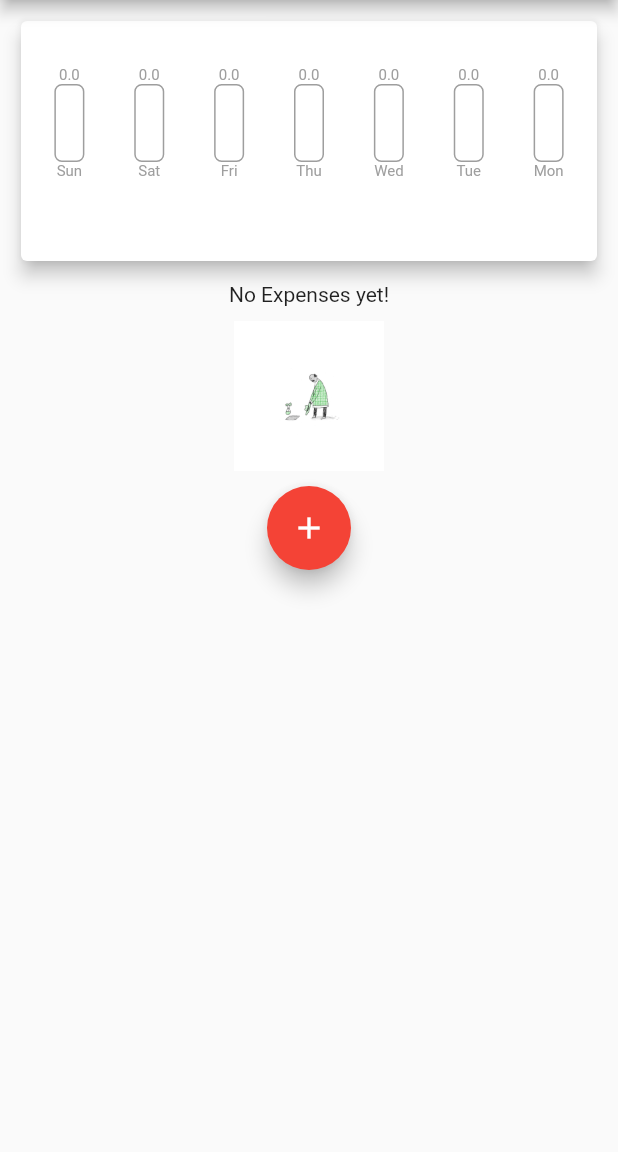
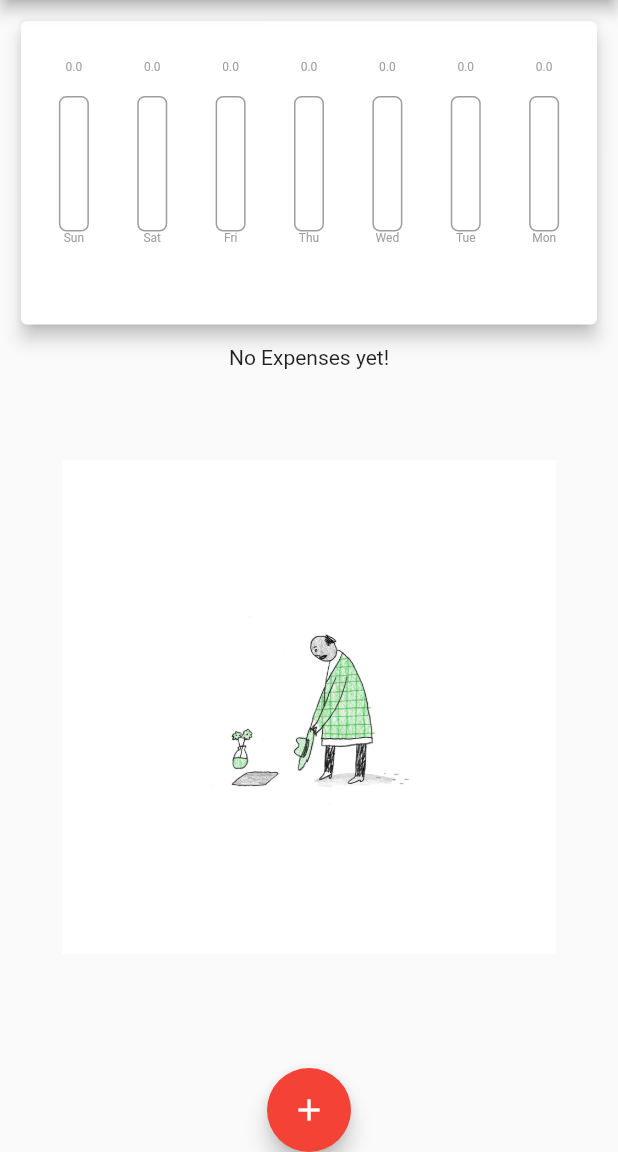
Before and after one commit to UltimateBlue/MobileApps, a Flutter app: the screen it shows after launch, on a phone screen of 412 x 824 dp, the part 84-1236 px from its top. Run offline on Flutter 3.47's test engine with Material 2 defaults, Android fonts, the phone set to English and light mode, and no system bars.

Commit message:
making app responsive part one

```diff
--- a/personal_expenses/lib/bar.dart
+++ b/personal_expenses/lib/bar.dart
@@ -1,4 +1,5 @@
 import 'package:flutter/material.dart';
+import 'package:flutter/rendering.dart';
 
 class Bar extends StatelessWidget {
   final Map barValue;
@@ -13,10 +14,11 @@ class Bar extends StatelessWidget {
   @override
   Widget build(BuildContext context) {
     if (total == 0) total = 1;
+    return LayoutBuilder(builder: (context, constraints) {
       return Container(
-      margin: EdgeInsets.all(10),
+        margin: EdgeInsets.all(6),
         width: 22,
-      height: 100,
+        height: constraints.maxHeight - 12,
         child: Column(
           mainAxisAlignment: MainAxisAlignment.start,
           crossAxisAlignment: CrossAxisAlignment.center,
@@ -24,20 +26,20 @@ class Bar extends StatelessWidget {
             FittedBox(
               child: Text(
                 barValue['amount'].toStringAsFixed(1),
-              style: TextStyle(fontSize: 10, color: Colors.grey),
+                style: TextStyle(fontSize: 8, color: Colors.grey),
                 overflow: TextOverflow.ellipsis,
               ),
             ),
             Container(
               width: 20,
-            // height: 52,
+              height: (constraints.maxHeight - 12) * .7,
               // decoration: BoxDecoration(border: Border.all(color: Colors.grey)),
               child: Stack(
                 alignment: AlignmentDirectional.bottomStart,
                 children: [
                   Container(
                     width: 20,
-                  height: 52,
+                    height: (constraints.maxHeight - 12) * .6,
                     decoration: BoxDecoration(
                         border: Border.all(color: Colors.grey),
                         borderRadius: BorderRadius.circular(5)),
@@ -45,16 +47,18 @@ class Bar extends StatelessWidget {
                   ),
                   Container(
                     padding: const EdgeInsets.all(1),
-                  child: Container(
                     // padding: EdgeInsets.all(1),
                     width: 20,
-                    height: barValue['amount'] * 50 / total,
+                    height: barValue['amount'] *
+                        (constraints.maxHeight - 12) *
+                        .6 /
+                        total,
                     decoration: BoxDecoration(
                       color: Colors.amber[300],
                       borderRadius: BorderRadius.only(
                         bottomLeft: Radius.circular(5),
                         bottomRight: Radius.circular(5),
-                        )),
+                      ),
                     ),
                   ),
                 ],
@@ -62,10 +66,11 @@ class Bar extends StatelessWidget {
             ),
             Text(
               barValue['day'],
-            style: TextStyle(fontSize: 10, color: Colors.grey),
+              style: TextStyle(fontSize: 8, color: Colors.grey),
             ),
           ],
         ),
       );
+    });
   }
 }
--- a/personal_expenses/lib/exp_list.dart
+++ b/personal_expenses/lib/exp_list.dart
@@ -9,19 +9,24 @@ class ExpList extends StatelessWidget {
 
   @override
   Widget build(BuildContext context) {
+    // itemCount: _transactions.length;
+
     return _transactions.isEmpty
-        ? Column(
+        ? LayoutBuilder(builder: (context, constrains) {
+            return Column(
               children: [
                 const Text("No Expenses yet!"),
                 Container(
                     margin: const EdgeInsets.all(10),
-                height: 100,
-                child: Image.asset('assets/images/s.jpg'),
-              ),
+                    height: constrains.maxHeight * .8,
+                    width: constrains.maxWidth * .8,
+                    child: Image.asset('assets/images/s.jpg',
+                        fit: BoxFit.contain)),
               ],
-          )
-        : Flexible(
-            child: ListView.builder(
+            );
+          })
+        : ListView.builder(
+            itemCount: _transactions.length,
             itemBuilder: (context, index) {
               return Card(
                 elevation: 5,
@@ -53,6 +58,10 @@ class ExpList extends StatelessWidget {
                         onPressed: () => _removeItem(_transactions[index].id),
                         child: Icon(Icons.delete)),
                   ),
+                ),
+              );
+            },
+          );
 
     /*
                     child: Container(
@@ -104,11 +113,7 @@ class ExpList extends StatelessWidget {
                       ),
                     ),
     */
-                  ),
-                );
-              },
-              itemCount: _transactions.length,
-            ),
+
     /*     child: SingleChildScrollView(
         child: Column(
           children: _transactions
@@ -172,6 +177,5 @@ class ExpList extends StatelessWidget {
         ),
       ),
       */
-          );
   }
 }
--- a/personal_expenses/lib/main.dart
+++ b/personal_expenses/lib/main.dart
@@ -1,6 +1,7 @@
 // ignore_for_file: prefer_const_constructors
 
 import 'package:flutter/material.dart';
+
 import './transaction.dart';
 import './chartbars.dart';
 import './enter_new_exp.dart';
@@ -46,6 +47,7 @@ class _MyHomePageState extends State<MyHomePage> {
     //     'tr1', 'New Shoes', 19.5, DateTime.now().subtract(Duration(days: 4)))
   ];
   bool showInputPanel = false;
+  bool _showChart = false;
 
   void _removeItem(String id) {
     setState(() {
@@ -78,8 +80,9 @@ class _MyHomePageState extends State<MyHomePage> {
 
   @override
   Widget build(BuildContext context) {
-    return Scaffold(
-      appBar: AppBar(
+    final isLandscape =
+        MediaQuery.of(context).orientation == Orientation.landscape;
+    final appBar = AppBar(
       title: const Text('Personal Expenses'),
       backgroundColor: Theme.of(context).primaryColorDark,
       foregroundColor: Colors.white,
@@ -88,7 +91,9 @@ class _MyHomePageState extends State<MyHomePage> {
             onPressed: () => {_startAddNewTransaction(context)},
             icon: Icon(Icons.add))
       ],
-      ),
+    );
+    return Scaffold(
+      appBar: appBar,
       drawer: Drawer(
         child: ListView(
           padding: EdgeInsets.zero,
@@ -101,17 +106,7 @@ class _MyHomePageState extends State<MyHomePage> {
           ],
         ),
       ),
-      body: Column(
-          mainAxisAlignment: MainAxisAlignment.start,
-          mainAxisSize: MainAxisSize.max,
-          crossAxisAlignment: CrossAxisAlignment.stretch,
-          children: [
-            ChartBar(transactions
-                .where((element) => element.date
-                    .isAfter(DateTime.now().subtract(Duration(days: 7))))
-                .toList()),
-            ExpList(transactions, _removeItem),
-            FloatingActionButton(
+      floatingActionButton: FloatingActionButton(
         onPressed: () {
           _startAddNewTransaction(context);
         },
@@ -120,6 +115,56 @@ class _MyHomePageState extends State<MyHomePage> {
         foregroundColor: Colors.white,
         child: const Icon(Icons.add),
       ),
+      floatingActionButtonLocation: FloatingActionButtonLocation.centerDocked,
+      body: Column(
+          mainAxisAlignment: MainAxisAlignment.start,
+          mainAxisSize: MainAxisSize.max,
+          crossAxisAlignment: CrossAxisAlignment.stretch,
+          children: [
+            if (isLandscape)
+              Switch(
+                  value: _showChart,
+                  onChanged: (val) {
+                    setState(() {
+                      _showChart = val;
+                    });
+                  }),
+            if (!isLandscape)
+              Container(
+                height: (MediaQuery.of(context).size.height -
+                        appBar.preferredSize.height -
+                        MediaQuery.of(context).padding.top) *
+                    0.3,
+                child: ChartBar(transactions
+                    .where((element) => element.date
+                        .isAfter(DateTime.now().subtract(Duration(days: 7))))
+                    .toList()),
+              ),
+            if (!isLandscape)
+              Container(
+                  height: (MediaQuery.of(context).size.height -
+                          appBar.preferredSize.height -
+                          MediaQuery.of(context).padding.top) *
+                      0.7,
+                  child: ExpList(transactions, _removeItem)),
+            if (isLandscape)
+              _showChart
+                  ? Container(
+                      height: (MediaQuery.of(context).size.height -
+                              appBar.preferredSize.height -
+                              MediaQuery.of(context).padding.top) *
+                          0.6,
+                      child: ChartBar(transactions
+                          .where((element) => element.date.isAfter(
+                              DateTime.now().subtract(Duration(days: 7))))
+                          .toList()),
+                    )
+                  : Container(
+                      height: (MediaQuery.of(context).size.height -
+                              appBar.preferredSize.height -
+                              MediaQuery.of(context).padding.top) *
+                          0.75,
+                      child: ExpList(transactions, _removeItem)),
           ]),
     );
   }
```
Lines whose indentation alone changed are shown as unchanged.
